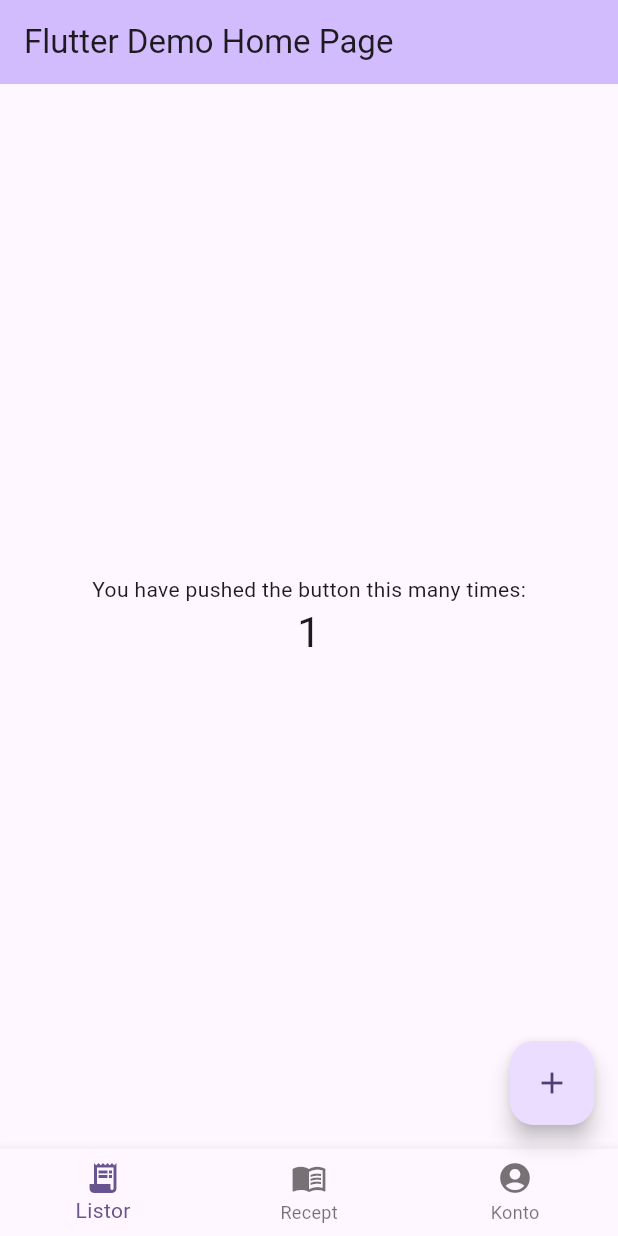
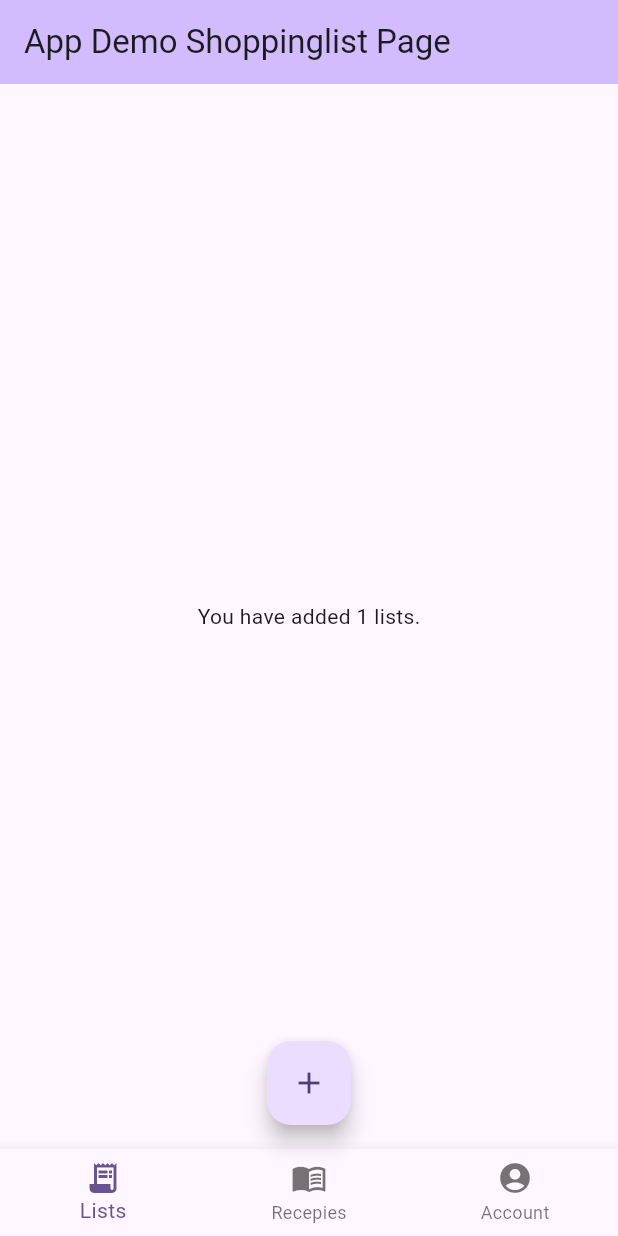
Before and after one commit to BOGGEBOO/Recipie-list-app, a Flutter app: the MyHomePage screen opened directly, after a tap on the "add" icon, on a phone screen of 412 x 824 dp. Run offline on Flutter 3.47's test engine with Material 3 defaults, Android fonts, the phone set to English and light mode, and no system bars.

Commit message:
button do stuff

```diff
--- a/app/lib/main.dart
+++ b/app/lib/main.dart
@@ -16,7 +16,7 @@ class MyApp extends StatelessWidget {
         colorScheme: ColorScheme.fromSeed(seedColor: Colors.deepPurple),
         useMaterial3: true,
       ),
-      home: const MyHomePage(title: 'Flutter Demo Home Page'),
+      home: const MyHomePage(title: 'App Demo Shoppinglist Page'),
     );
   }
 }
@@ -31,13 +31,15 @@ class MyHomePage extends StatefulWidget {
 }
 
 class _MyHomePageState extends State<MyHomePage> {
-  int _counter = 0;
+  //int _counter = 0;
+  int _count = 0;
+  List<String> items = [];
 
-  void _incrementCounter() {
-    setState(() {
-      _counter++;
-    });
-  }
+  // void _incrementCounter() {
+  //   setState(() {
+  //     _counter++;
+  //   });
+  // }
 
   @override
   Widget build(BuildContext context) {
@@ -47,39 +49,31 @@ class _MyHomePageState extends State<MyHomePage> {
         title: Text(widget.title),
       ),
       body: Center(
-          child: Column(
-            mainAxisAlignment: MainAxisAlignment.center,
-            children: <Widget>[
-              const Text(
-                'You have pushed the button this many times:',
-              ),
-              Text(
-                '$_counter',
-                style: Theme.of(context).textTheme.headlineMedium,
-              ),
-            ],
-          ),
+        child: Text('You have added $_count lists.'),
       ),
       floatingActionButton: FloatingActionButton(
-          onPressed: _incrementCounter,
-          tooltip: 'Increment',
+        onPressed: () => setState(() {
+          _count++;
+        }),
         child: const Icon(Icons.add),
       ),
+      floatingActionButtonLocation: FloatingActionButtonLocation.centerFloat,
       bottomNavigationBar: BottomNavigationBar(
         items: const <BottomNavigationBarItem>[
           BottomNavigationBarItem(
             icon: Icon(Icons.receipt_long),
-              label: "Listor",
+            label: "Lists",
           ),
           BottomNavigationBarItem(
             icon: Icon(Icons.menu_book),
-              label: 'Recept',
+            label: 'Recepies',
           ),
           BottomNavigationBarItem(
             icon: Icon(Icons.account_circle),
-              label: 'Konto',
+            label: 'Account',
           ),
         ],
-        ));
+      ),
+    );
   }
 }
```
Lines whose indentation alone changed are shown as unchanged.
